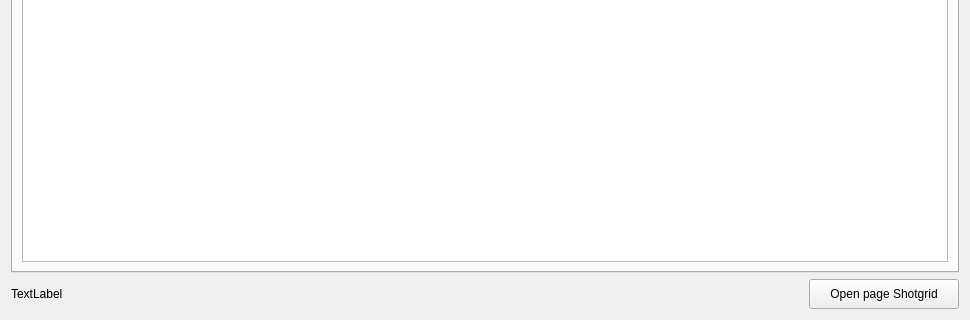
Old version of the form importABC/UI/hoonie2_ui.ui in the repository keyringlsa/litScript; both pictures show x 0 to 970 and y 500 to 820 of the 970 by 820 pixel window.
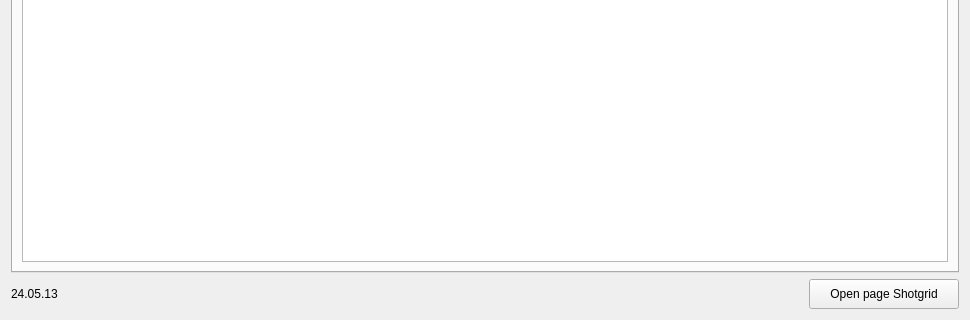
New version of the form.

```diff
--- a/importABC/UI/hoonie2_ui.ui
+++ b/importABC/UI/hoonie2_ui.ui
@@ -119,7 +119,7 @@
        <item>
         <widget class="QLabel" name="label_2">
          <property name="text">
-          <string>TextLabel</string>
+          <string>24.05.13</string>
          </property>
         </widget>
        </item>
```
Left out of the diff: 2 changed lines with no effect on the pictures.
